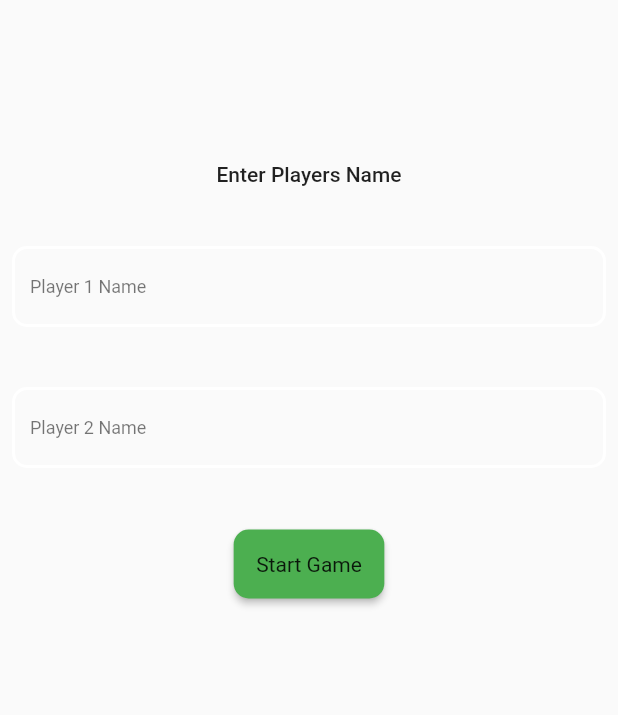
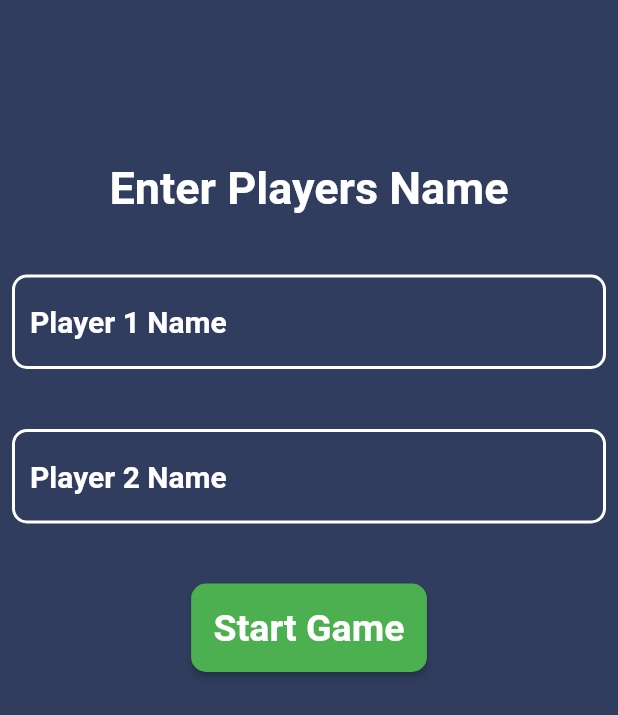
Before and after one commit to ahmedragab112/X-O_Game, a Flutter app: the screen it shows after launch, on a phone screen of 412 x 824 dp. Shown: the top 715 px of the screen. Run offline on Flutter 3.47's test engine with Material 2 defaults, Android fonts, the phone set to English and light mode, and no system bars; our stand-ins replace awesome_dialog.

Commit message:
add them and validation

```diff
--- /dev/null
+++ b/lib/model/them.dart
@@ -0,0 +1,19 @@
+import 'package:flutter/material.dart';
+
+class MyThemData {
+  static const firstPlayerColor = Color(0xffee5e40);
+  static const secondPlayerColor = Color(0xff05aca4);
+  static const backGroundColor = Color(0xff303d5e);
+  static const greenColor = Color(0xff45a14f);
+  static ThemeData them = ThemeData(
+    scaffoldBackgroundColor: backGroundColor,
+    textTheme: const TextTheme(
+      bodyLarge: TextStyle(
+          fontSize: 30, fontWeight: FontWeight.bold, color: Colors.white),
+      bodyMedium: TextStyle(
+          fontSize: 25, fontWeight: FontWeight.bold, color: Colors.white),
+      bodySmall: TextStyle(
+          fontSize: 20, fontWeight: FontWeight.bold, color: Colors.white),
+    ),
+  );
+}
--- a/lib/pages/game_page.dart
+++ b/lib/pages/game_page.dart
@@ -235,7 +235,6 @@ class _GamePageState extends State<GamePage> {
 
   void rest() {
     bord = ['', '', '', '', '', '', '', '', ''];
-    print('1');
   }
 
   void onBtnClick(int index, Color colorOfText, BuildContext context) {
```
